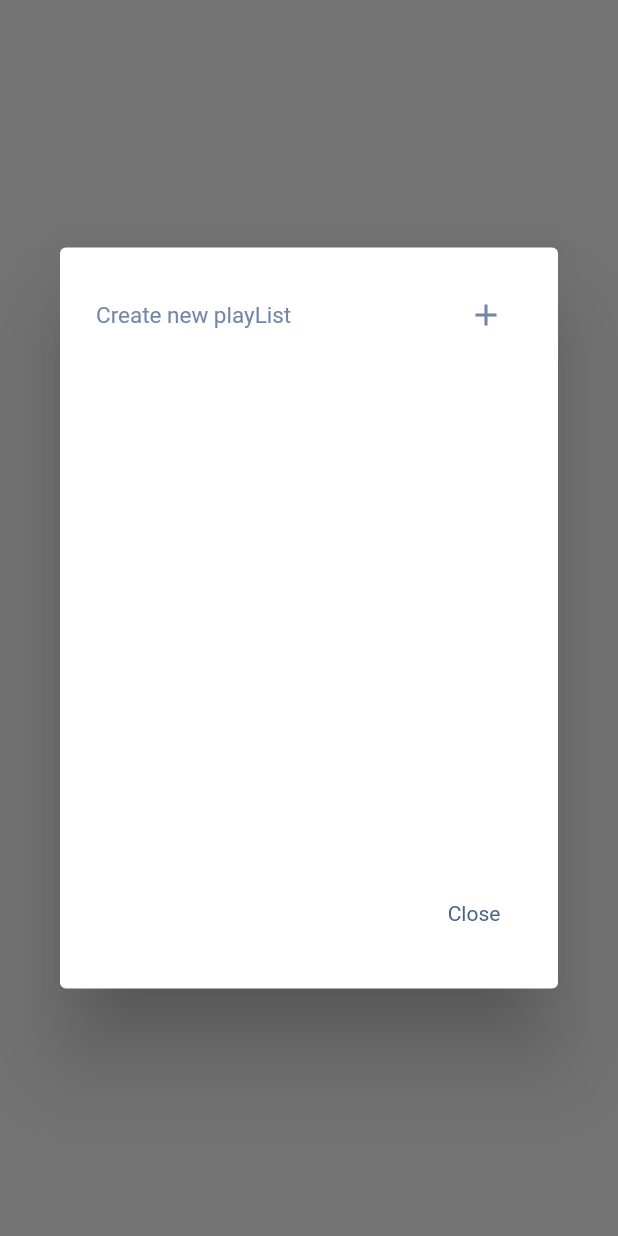
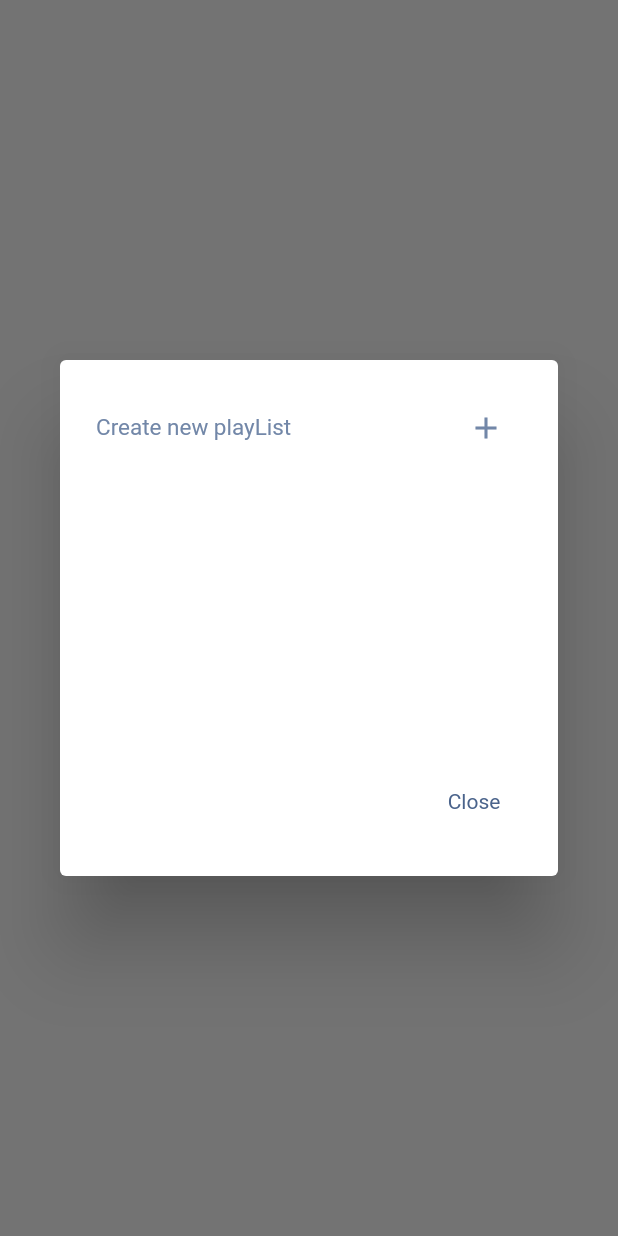
Before and after one commit to shibilstark/Video-Player-X-Player-, a Flutter app: what playListShow() shows on an empty page, opened directly with empty values, on a phone screen of 412 x 824 dp. Run offline on Flutter 3.47's test engine with Material 2 defaults, Android fonts, the phone set to English and light mode, and no system bars; our stand-ins replace animated_splash_screen, better_player, hive_flutter, introduction_screen, lottie, permission_handler and 2 more; missing offline and left inert: flutter_video_info, video_thumbnail; accounts and stored records are empty.

Commit message:
final touch Completed

```diff
--- a/project_video_player/lib/database/playlist.dart
+++ b/project_video_player/lib/database/playlist.dart
@@ -34,7 +34,9 @@ clearPlayList() async {
 addVideoToPlayListFolder(
     {required folderintex, required String videoPath}) async {
   final _pl = await Hive.openBox<PlayListModel>("_pl");
+
   _pl.values.elementAt(folderintex).videosList.add(videoPath);
+
   refreshPlayList();
 }
 
--- a/project_video_player/lib/widgets/play_list_folder_show.dart
+++ b/project_video_player/lib/widgets/play_list_folder_show.dart
@@ -11,8 +11,9 @@ playListShow(BuildContext context, currentVidoePath) {
       context: context,
       builder: (context) => AlertDialog(
             content: Container(
-              height: 450,
+              height: 300,
               width: 400,
+              decoration: BoxDecoration(),
               child: Column(children: [
                 Container(
                   height: 50,
@@ -40,7 +41,7 @@ playListShow(BuildContext context, currentVidoePath) {
                       ]),
                 ),
                 Container(
-                  height: 350,
+                  height: 200,
                   child: ValueListenableBuilder(
                     builder: (BuildContext context,
                             List<PlayListModel> playLists, Widget? child) =>
@@ -67,9 +68,6 @@ playListShow(BuildContext context, currentVidoePath) {
 }
 
 class PlayListSmallTile extends StatelessWidget {
-
-
-
   final path;
   PlayListSmallTile({Key? key, required this.path}) : super(key: key);
 
@@ -106,8 +104,6 @@ class PlayListSmallTile extends StatelessWidget {
                     ScaffoldMessenger.of(context).showSnackBar(SnackBar(
                         duration: Duration(seconds: 1),
                         content: Text("Video added successfully ")));
-
-
                   }
                 },
                 leading: Icon(
```
Also changed, not shown: project_video_player/lib/screens/video_player.dart (+11 -6 lines), project_video_player/lib/widgets/thumbnail_generator.dart (+9 -6 lines).
